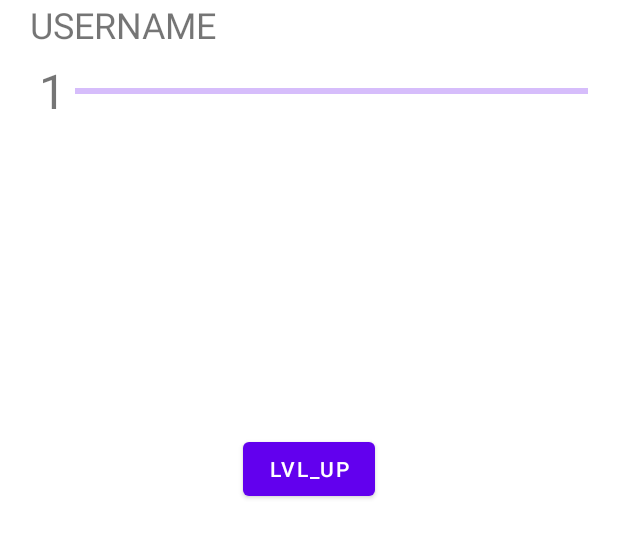
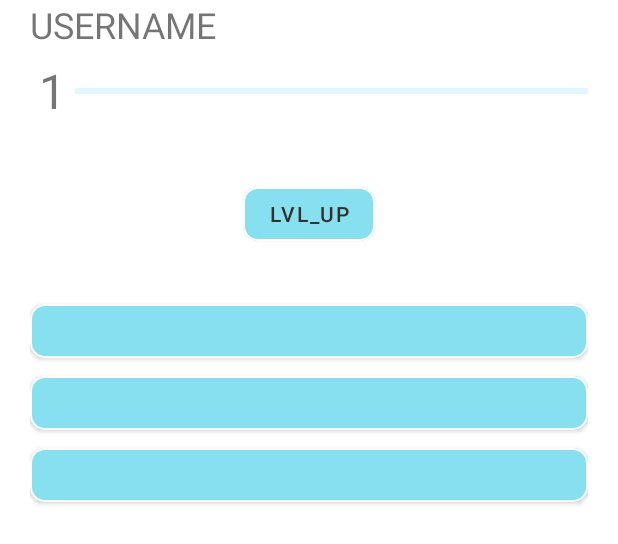
Before and after one commit to lexusshatov/CardGame, an Android app: the layout fragment_home.xml on its own in the app's theme, with its tools: preview values and no code run, on a phone screen of 412 x 824 dp. Shown: the top 544 px of the screen. Run offline under Robolectric (Android 15) with nearby library versions, the phone set to English and light mode, and no system bars.

Commit message:
Home screen

```diff
--- a/app/src/main/java/com/mauz/narutogame/ui/login/LoginFragment.kt
+++ b/app/src/main/java/com/mauz/narutogame/ui/login/LoginFragment.kt
@@ -48,7 +48,7 @@ class LoginFragment : Fragment(R.layout.fragment_login) {
 
         viewModel.login.observe(viewLifecycleOwner) {
             findNavController().navigate(it)
-            requireActivity().finish()
+            activity?.finish()
         }
     }
 }
--- /dev/null
+++ b/app/src/main/java/com/mauz/narutogame/util/DensityUtils.kt
@@ -0,0 +1,6 @@
+package com.mauz.narutogame.util
+
+import android.content.res.Resources
+
+val Int.dp: Float
+    get() = Resources.getSystem().displayMetrics.density * this
--- /dev/null
+++ b/app/src/main/res/layout/button_item.xml
@@ -0,0 +1,5 @@
+<?xml version="1.0" encoding="utf-8"?>
+<com.google.android.material.button.MaterialButton xmlns:android="http://schemas.android.com/apk/res/android"
+    android:id="@+id/button"
+    android:layout_width="match_parent"
+    android:layout_height="wrap_content" />
--- a/app/src/main/res/layout/fragment_home.xml
+++ b/app/src/main/res/layout/fragment_home.xml
@@ -1,33 +1,33 @@
 <?xml version="1.0" encoding="utf-8"?>
 <LinearLayout xmlns:android="http://schemas.android.com/apk/res/android"
+    xmlns:tools="http://schemas.android.com/tools"
     android:layout_width="match_parent"
     android:layout_height="wrap_content"
-    xmlns:tools="http://schemas.android.com/tools"
     android:orientation="vertical">
 
     <TextView
         android:id="@+id/username"
         android:layout_width="match_parent"
         android:layout_height="wrap_content"
+        android:background="@color/white"
         android:paddingHorizontal="20dp"
-        android:background="@color/white"
-        tools:text="USERNAME"
-        android:textSize="24sp" />
+        android:textSize="24sp"
+        tools:text="USERNAME" />
 
     <LinearLayout
         android:layout_width="match_parent"
         android:layout_height="?android:attr/actionBarSize"
-        android:paddingHorizontal="20dp"
         android:background="@color/white"
-        android:orientation="horizontal">
+        android:orientation="horizontal"
+        android:paddingHorizontal="20dp">
 
         <TextView
             android:id="@+id/lvl"
             android:layout_width="30dp"
             android:layout_height="match_parent"
             android:gravity="center"
-            tools:text="1"
-            android:textSize="32sp" />
+            android:textSize="32sp"
+            tools:text="1" />
 
         <com.google.android.material.progressindicator.LinearProgressIndicator
             android:id="@+id/lvl_progress"
@@ -43,8 +43,13 @@
         android:layout_width="wrap_content"
         android:layout_height="wrap_content"
         android:layout_gravity="center"
-        android:layout_marginTop="200dp"
+        android:layout_marginVertical="30dp"
         android:text="LVL_UP" />
 
-
+    <androidx.recyclerview.widget.RecyclerView
+        android:id="@+id/buttons"
+        android:layout_width="match_parent"
+        android:layout_height="wrap_content"
+        android:layout_marginHorizontal="20dp"
+        tools:listitem="@layout/button_item" />
 </LinearLayout>
--- a/app/src/main/res/values/colors.xml
+++ b/app/src/main/res/values/colors.xml
@@ -5,6 +5,6 @@
     <color name="purple_700">#FF3700B3</color>
     <color name="teal_200">#FF03DAC5</color>
     <color name="teal_700">#FF018786</color>
-    <color name="black">#FF000000</color>
+    <color name="black">#353030</color>
     <color name="white">#FFFFFFFF</color>
 </resources>
--- a/app/src/main/res/values/themes.xml
+++ b/app/src/main/res/values/themes.xml
@@ -2,7 +2,7 @@
     <!-- Base application theme. -->
     <style name="Theme.CardGame" parent="Theme.MaterialComponents.DayNight.NoActionBar">
         <!-- Primary brand color. -->
-        <item name="colorPrimary">@color/purple_500</item>
+        <item name="colorPrimary">#86E0EF</item>
         <item name="colorPrimaryVariant">@color/purple_700</item>
         <item name="colorOnPrimary">@color/white</item>
         <!-- Secondary brand color. -->
@@ -12,5 +12,14 @@
         <!-- Status bar color. -->
         <item name="android:statusBarColor" tools:targetApi="l">?attr/colorPrimaryVariant</item>
         <!-- Customize your theme here. -->
+        <item name="materialButtonStyle">@style/ButtonStyle</item>
+    </style>
+
+    <style name="ButtonStyle" parent="Widget.MaterialComponents.Button">
+        <item name="textAllCaps">false</item>
+        <item name="strokeWidth">1dp</item>
+        <item name="strokeColor">@color/white</item>
+        <item name="cornerRadius">10dp</item>
+        <item name="android:textColor">@color/black</item>
     </style>
 </resources>
```
Also changed, not shown: app/src/main/java/com/mauz/narutogame/ui/home/ButtonsAdapter.kt (added, +17 -0 lines), app/src/main/java/com/mauz/narutogame/ui/home/HomeFragment.kt (+19 -0 lines), app/src/main/java/com/mauz/narutogame/util/BaseAdapter.kt (added, +32 -0 lines), app/src/main/java/com/mauz/narutogame/util/DefaultItemDiffCallback.kt (added, +15 -0 lines), app/src/main/java/com/mauz/narutogame/util/MarginDecorator.kt (added, +34 -0 lines), app/src/main/res/values/strings.xml (+10 -5 lines).
